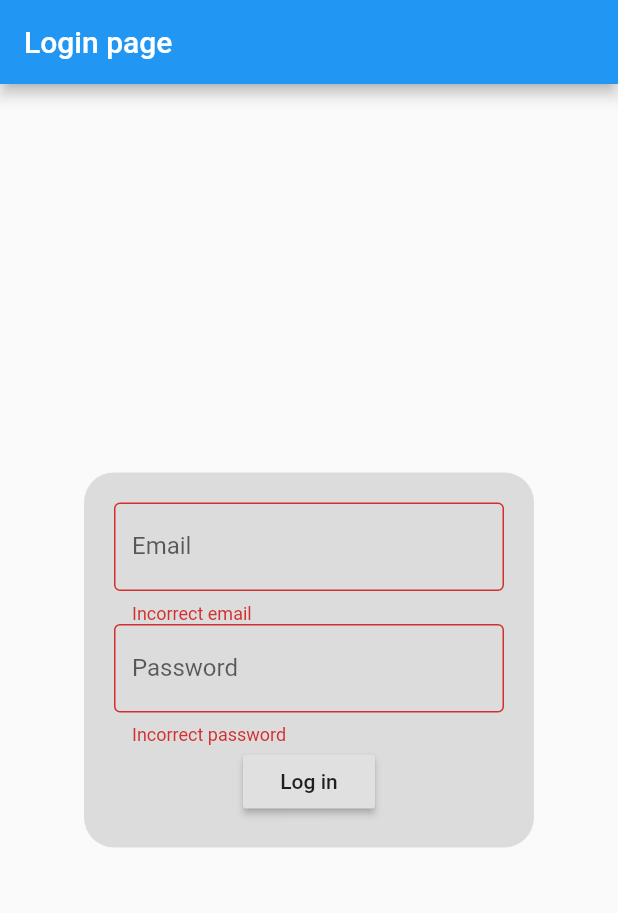
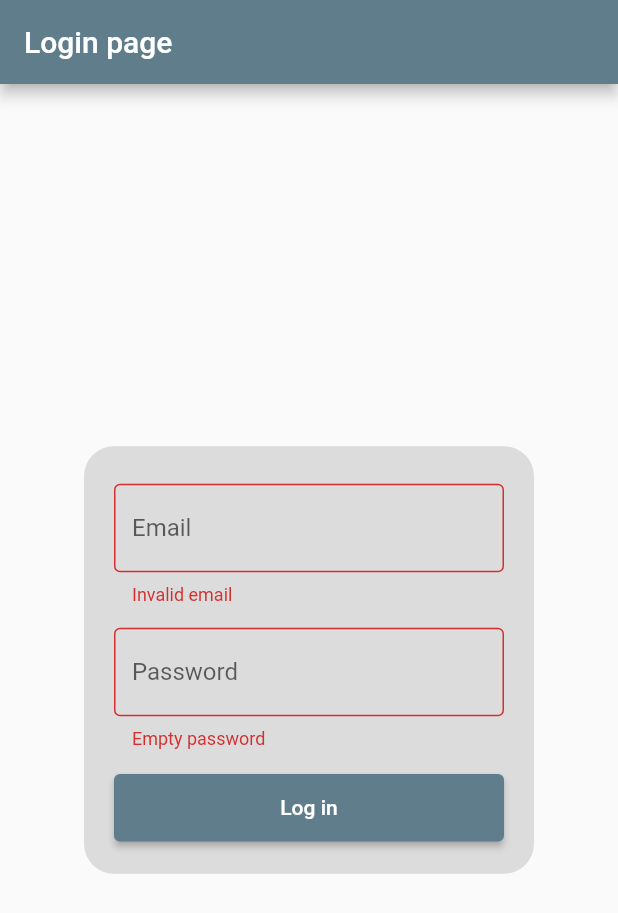
Before and after one commit to Kenedi231/continue-frontend, a Flutter app: the screen it shows after launch, after a tap on "Log in", on a phone screen of 412 x 824 dp. Shown: the top 913 px of the screen. Run offline on Flutter 3.47's test engine with Material 2 defaults, Android fonts, the phone set to English and light mode, and no system bars.

Commit message:
fix style for form, add validate email

```diff
--- a/lib/src/app.dart
+++ b/lib/src/app.dart
@@ -9,7 +9,12 @@ class App extends StatelessWidget {
     return MaterialApp(
       title: 'Continue?',
       theme: ThemeData(
-        primarySwatch: Colors.blue,
+        buttonTheme: ButtonThemeData(
+          buttonColor: Colors.blueGrey,
+          shape: RoundedRectangleBorder(),
+          textTheme: ButtonTextTheme.primary,
+        ),
+        primarySwatch: Colors.blueGrey,
       ),
       initialRoute: LoginPageRoute,
       routes: {
--- a/lib/src/blocs/login_page.dart
+++ b/lib/src/blocs/login_page.dart
@@ -25,28 +25,36 @@ class _LoginPage extends State<LoginPage> {
           decoration: BoxDecoration(
               color: Colors.black12, borderRadius: BorderRadius.circular(20.0)),
           padding: EdgeInsets.all(20.0),
-          alignment: Alignment.topCenter,
+          alignment: Alignment.center,
+          height: 285,
           width: 300,
-          height: 250,
           child: Form(
             key: _formKey,
             child: Column(
+              mainAxisSize: MainAxisSize.min,
               mainAxisAlignment: MainAxisAlignment.center,
               children: <Widget>[
-                TextFormField(
+                Padding(
+                  padding: EdgeInsets.only(top: 5.0),
+                  child: new TextFormField(
                     controller: emailController,
+                    keyboardType: TextInputType.emailAddress,
                     decoration: const InputDecoration(
                       labelText: 'Email',
                       border: OutlineInputBorder(),
                     ),
                     validator: (value) {
-                    if (value.isEmpty) {
-                      return 'Incorrect email';
+                      RegExp exp = new RegExp(r"^[a-zA-Z0-9.!#$%&'*+/=?^_`{|}~-]+@[A-Za-z0-9.-]+\.[A-Za-z]{2,}$");
+                      if (!exp.hasMatch(value)) {
+                        return 'Invalid email';
                       }
                       return null;
                     },
+                  )
                 ),
-                TextFormField(
+                Padding(
+                  padding: EdgeInsets.only(top: 15.0),
+                  child: new TextFormField(
                     controller: passwordController,
                     obscureText: true,
                     decoration: const InputDecoration(
@@ -55,20 +63,29 @@ class _LoginPage extends State<LoginPage> {
                     ),
                     validator: (value) {
                       if (value.isEmpty) {
-                      return 'Incorrect password';
+                        return 'Empty password';
                       }
                       return null;
                     },
                   ),
-                RaisedButton(
+                ),
+                Padding(
+                  padding: EdgeInsets.only(top: 15.0),
+                  child: new ButtonTheme(
+                    minWidth: 260,
+                    height: 45,
+                    textTheme: ButtonTextTheme.primary,
+                    child: RaisedButton(
                       child: Text('Log in'),
                       onPressed: () {
                         if (_formKey.currentState.validate()) {
                           Navigator.pushNamed(context, PostsPageRoute,
                               arguments:
-                              LoginModel(emailController.text, '123456'));
+                              LoginModel(emailController.text, passwordController.text));
                         }
                       },
+                    ),
+                  ),
                 ),
               ],
             ),
--- a/lib/src/blocs/posts_page.dart
+++ b/lib/src/blocs/posts_page.dart
@@ -28,6 +28,9 @@ class _PostsPage extends State<PostsPage> {
             Text(
               widget.arguments.email,
             ),
+            Text(
+              widget.arguments.password,
+            ),
           ],
         ),
       ),
```
Lines whose indentation alone changed are shown as unchanged.
